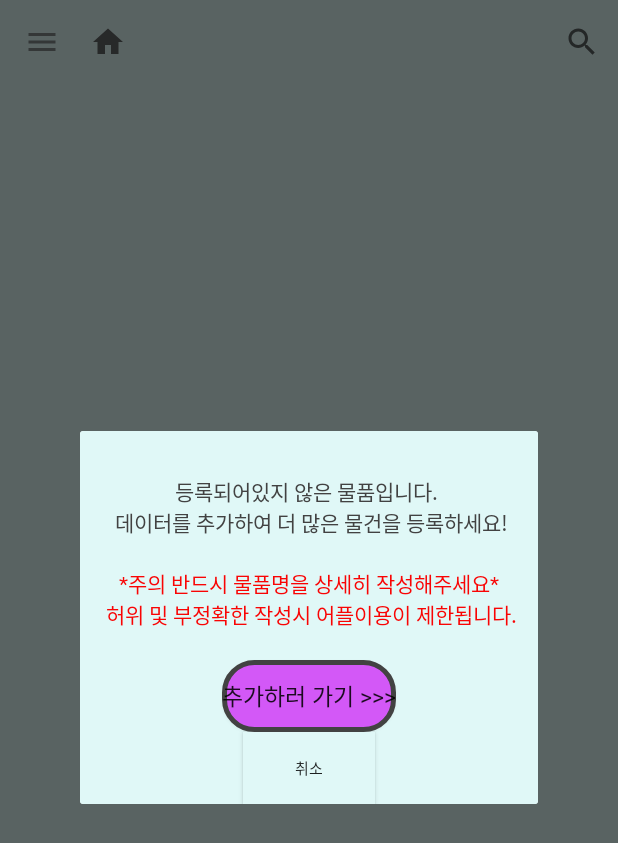
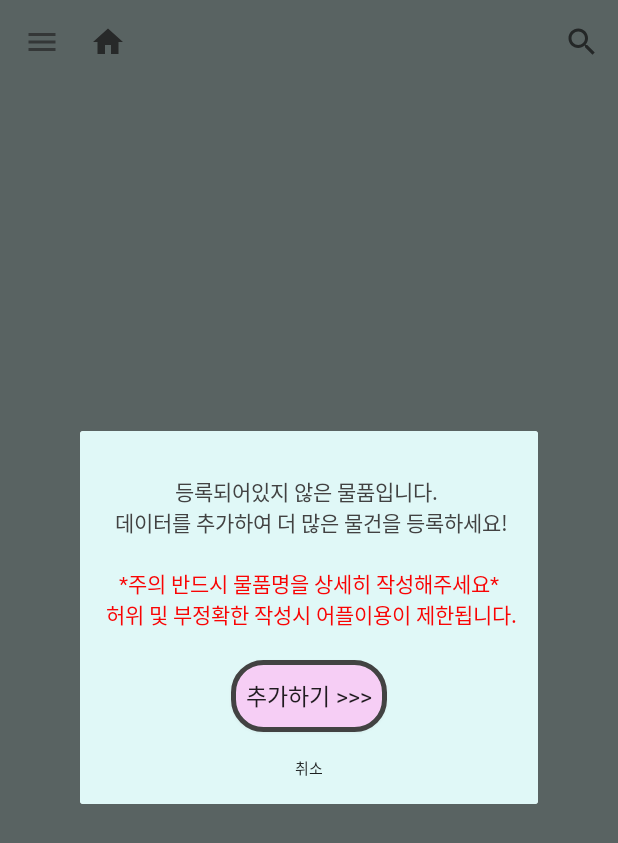
Before and after one commit to suteeee/RecycleApp, an Android app: the fragment PopupFragmentAddpage placed in its activity, on a phone screen of 412 x 824 dp. Shown: the top 843 px of the screen. Run offline under Robolectric (Android 15) with nearby library versions, the phone set to English and light mode, and no system bars; our stand-ins replace Firebase (no records; nobody signed in at launch, a user with empty details on screens opened directly), Room's generated code, data binding; libraries missing offline, so code that uses them is left out: androidx.camera.core, androidx.camera.lifecycle; pictures from the network do not load; 19 statements that could not run were skipped.

Commit message:
색 변경 및 일부 수정

```diff
--- a/app/src/main/res/drawable/common_buttom_design.xml
+++ b/app/src/main/res/drawable/common_buttom_design.xml
@@ -1,7 +1,7 @@
 <?xml version="1.0" encoding="utf-8"?>
 <shape xmlns:android="http://schemas.android.com/apk/res/android" >
 
-    <solid android:color="#D358F7" /> //배경색
+    <solid android:color="@color/comon_button_background" /> //배경색
 
     <stroke
         android:width="3dp"
--- a/app/src/main/res/layout/announce_layout_unit.xml
+++ b/app/src/main/res/layout/announce_layout_unit.xml
@@ -15,7 +15,7 @@
         android:layout_width="match_parent"
         android:layout_height="match_parent"
         android:layout_margin="30dp"
-        android:background="@color/sub_backg_color"
+        android:background="@color/border_color"
         android:clickable="true"
         android:focusable="true">
 
@@ -25,6 +25,7 @@
             android:layout_height="0dp"
             app:cardCornerRadius="3dp"
             app:cardElevation="5dp"
+            android:background="@color/sub_backg_color"
             app:cardUseCompatPadding="true"
             app:layout_constraintBottom_toBottomOf="parent"
             app:layout_constraintEnd_toEndOf="parent"
@@ -33,6 +34,7 @@
 
             <androidx.constraintlayout.widget.ConstraintLayout
                 android:id="@+id/announce_recycle_layout2"
+                android:background="@color/sub_backg_color"
                 android:layout_width="match_parent"
                 android:layout_height="match_parent">
 
--- a/app/src/main/res/layout/fragment_popup_addpage.xml
+++ b/app/src/main/res/layout/fragment_popup_addpage.xml
@@ -14,7 +14,8 @@
         android:layout_height="wrap_content"
         android:background="@drawable/common_buttom_design"
         android:fontFamily="@font/font1"
-        android:text="추가하러 가기 >>>"
+        android:padding="10dp"
+        android:text="추가하기 >>>"
         android:textSize="15sp"
         app:layout_constraintBottom_toTopOf="@id/askNo_bt1"
         app:layout_constraintEnd_toEndOf="parent"
@@ -25,7 +26,7 @@
         android:id="@+id/askNo_bt1"
         android:layout_width="wrap_content"
         android:layout_height="wrap_content"
-        android:background="@color/main_backg_color"
+        android:background="#00ff0000"
         android:fontFamily="@font/font1"
         android:text="취소"
         android:textSize="10sp"
--- a/app/src/main/res/layout/fragment_popup_announcepage.xml
+++ b/app/src/main/res/layout/fragment_popup_announcepage.xml
@@ -27,6 +27,7 @@
         android:layout_height="wrap_content"
         android:background="@drawable/common_buttom_design"
         android:fontFamily="@font/font1"
+        android:padding="10dp"
         android:text="닫기"
         android:textSize="10sp"
         app:layout_constraintBottom_toBottomOf="parent"
--- a/app/src/main/res/layout/fragment_popup_startpage.xml
+++ b/app/src/main/res/layout/fragment_popup_startpage.xml
@@ -14,6 +14,7 @@
         android:background="@drawable/common_buttom_design"
         android:fontFamily="@font/font3"
         android:textSize="12sp"
+        android:padding="10dp"
         android:text="내일보기"
         app:layout_constraintBottom_toBottomOf="parent"
         app:layout_constraintEnd_toStartOf="@+id/neversee_bt1"
@@ -27,6 +28,7 @@
         android:background="@drawable/common_buttom_design"
         android:fontFamily="@font/font3"
         android:textSize="12sp"
+        android:padding="10dp"
         android:text="다시 보지않기"
         app:layout_constraintBottom_toBottomOf="parent"
         app:layout_constraintEnd_toStartOf="@+id/close_bt1"
@@ -40,6 +42,7 @@
         android:background="@drawable/common_buttom_design"
         android:fontFamily="@font/font3"
         android:textSize="12sp"
+        android:padding="10dp"
         android:text="닫기"
         app:layout_constraintBottom_toBottomOf="parent"
         app:layout_constraintEnd_toEndOf="parent"
--- a/app/src/main/res/values-night/colors.xml
+++ b/app/src/main/res/values-night/colors.xml
@@ -3,9 +3,10 @@
     <color name="main_color">#000000</color>
     <color name="main_backg_color">#2E2E2E</color>
     <color name="sub_backg_color">#585858</color>
+    <color name="border_color">#F2F2F2</color>
     <color name="main_text_color">#FFFFFF</color>
     <color name="ic_color">#F6CED8</color>
-    <color name="comon_button_background">#00FF00</color>
+    <color name="comon_button_background">#F781F3</color>
     <color name="love_star">#FFFF00</color>
     <color name="target">#FFFF00</color>
     <color name="box_color">#424242</color>
--- a/app/src/main/res/values/colors.xml
+++ b/app/src/main/res/values/colors.xml
@@ -3,10 +3,11 @@
     <color name="main_color">#D4F5BA</color>
     <color name="main_backg_color">#E0F8F7</color>
     <color name="sub_backg_color">#FFFFFF</color>
+    <color name="border_color">#424242</color>
     <color name="main_text_color">#424242</color>
     <color name="main_text_focus_color">#FE9A2E</color>
     <color name="ic_color">#610B21</color>
-    <color name="comon_button_background">#FE2EF7</color>
+    <color name="comon_button_background">#F6CEF5</color>
     <color name="love_star">#FF0000</color>
     <color name="target">#FFFF00</color>
     <color name="box_color">#9AFE2E</color>
```
